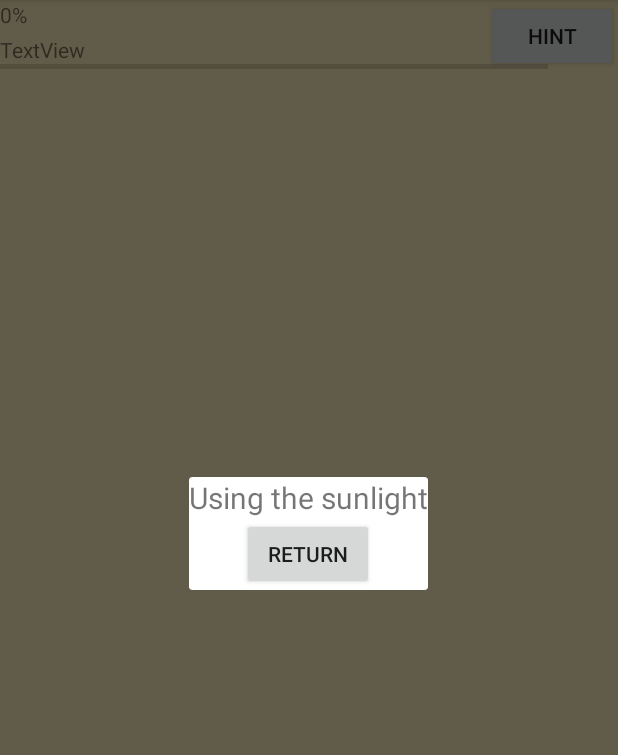
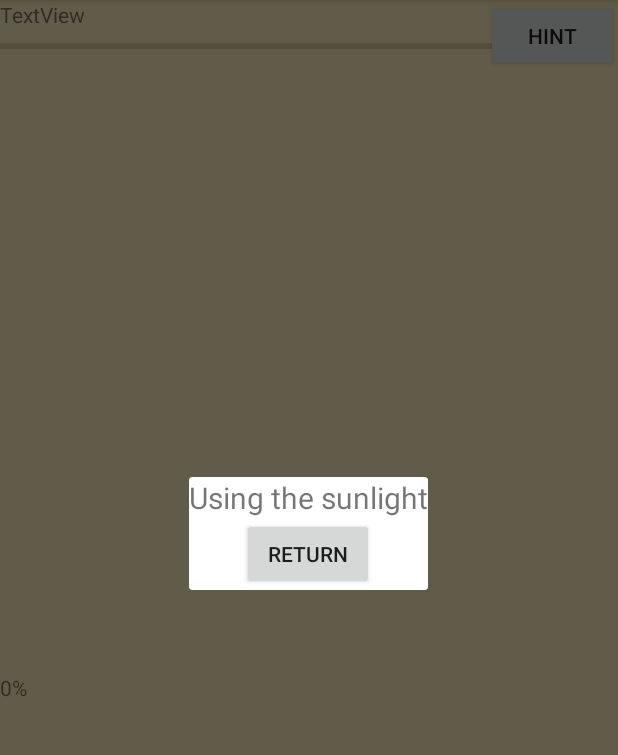
Before and after one commit to charlesruzhang/Final2, an Android app: the Game9Activity screen opened directly, with no data from a screen before it, after a tap on "HINT", on a phone screen of 412 x 824 dp, the part 84-839 px from its top. Run offline under Robolectric (Android 15) with nearby library versions, the phone set to English and light mode, and no system bars.

```diff
--- a/app/src/main/res/layout/activity_game3.xml
+++ b/app/src/main/res/layout/activity_game3.xml
@@ -46,8 +46,8 @@
 
             <TextView
                 android:id="@+id/loudandlow"
-                android:layout_width="wrap_content"
-                android:layout_height="wrap_content"
+                android:layout_width="0dp"
+                android:layout_height="0dp"
                 android:text="TextView" />
 
         </LinearLayout>
--- a/app/src/main/res/layout/activity_game9.xml
+++ b/app/src/main/res/layout/activity_game9.xml
@@ -21,13 +21,6 @@
         android:orientation="vertical">
 
         <TextView
-            android:id="@+id/currentp"
-            android:layout_width="115dp"
-            android:layout_height="69dp"
-            android:layout_weight="1"
-            android:text="0%" />
-
-        <TextView
             android:id="@+id/myluxvavlue"
             android:layout_width="match_parent"
             android:layout_height="wrap_content"
@@ -37,7 +30,7 @@
             android:id="@+id/progressbar"
             style="?android:attr/progressBarStyleHorizontal"
             android:layout_width="365dp"
-            android:layout_height="49dp"
+            android:layout_height="66dp"
             android:layout_weight="1" />
 
         <LinearLayout
@@ -48,10 +41,17 @@
 
             <ImageView
                 android:id="@+id/nocharge"
-                android:layout_width="400dp"
-                android:layout_height="400dp"
+                android:layout_width="match_parent"
+                android:layout_height="406dp"
                 android:adjustViewBounds="true"
                 android:scaleType="fitXY" />
+
+            <TextView
+                android:id="@+id/currentp"
+                android:layout_width="match_parent"
+                android:layout_height="120dp"
+                android:layout_weight="1"
+                android:text="0%" />
 
         </LinearLayout>
 
```
